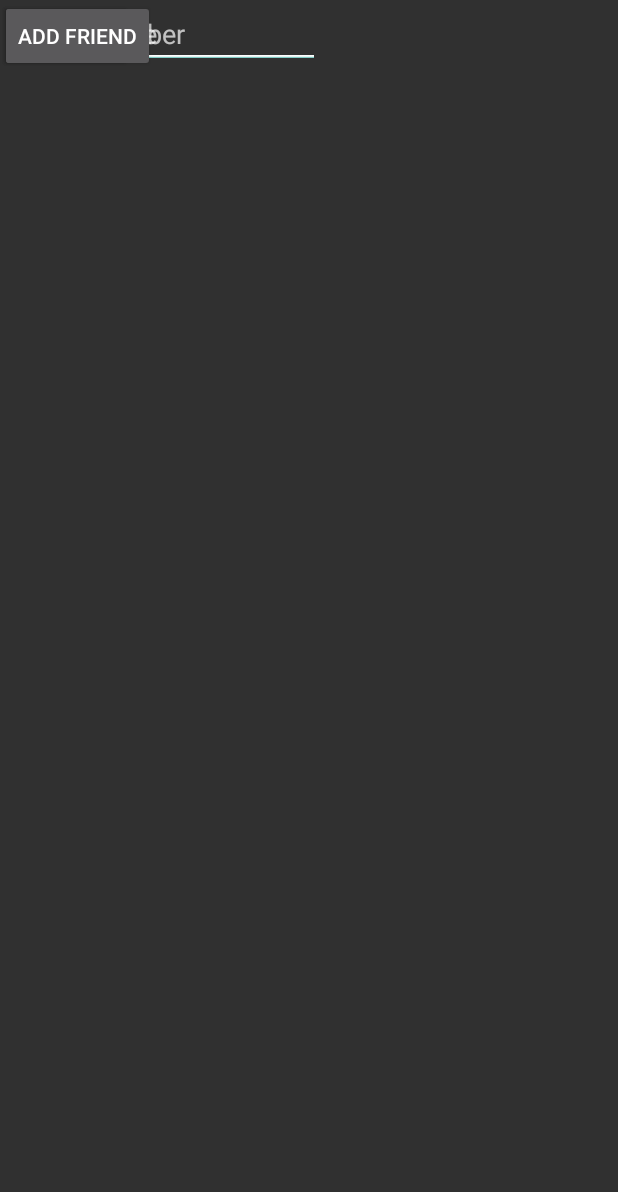
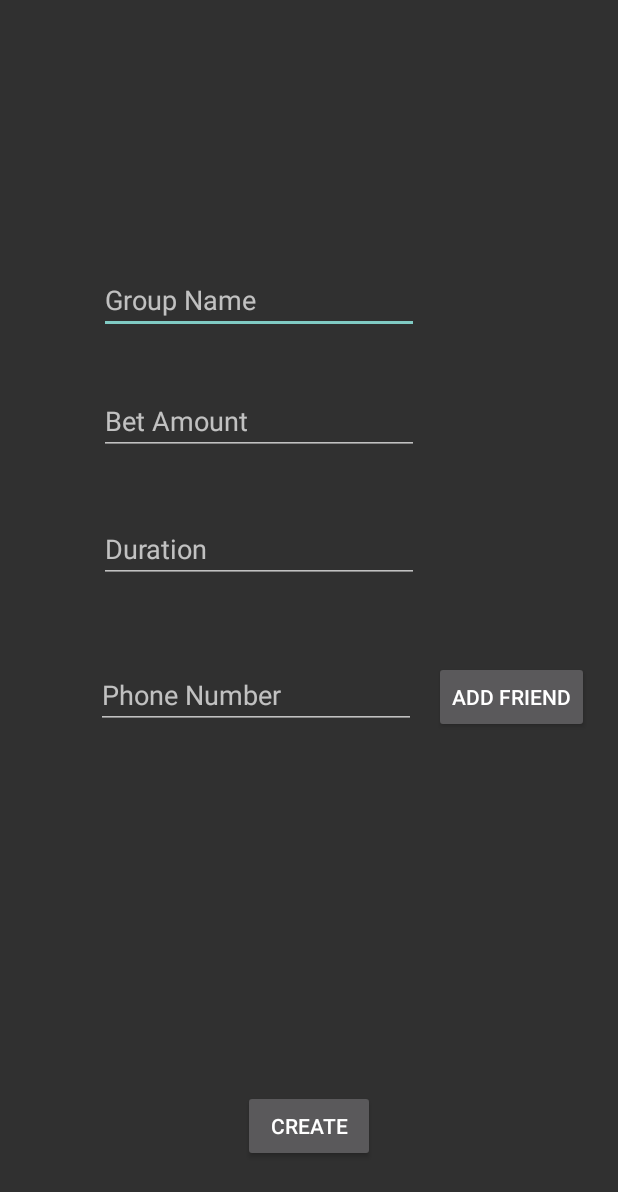
Before and after one commit to RoyiJourno/RaceBet---Android-Studio, an Android app: the CreateGroupPage screen opened directly, with no data from a screen before it, on a phone screen of 412 x 824 dp. Shown: the top 1192 px of the screen. Run offline under Robolectric (Android 15) with nearby library versions, the phone set to English and light mode, and no system bars.

Commit message:
bar its your turn

```diff
--- a/app/src/main/java/com/example/royi/racebet/Group.java
+++ b/app/src/main/java/com/example/royi/racebet/Group.java
@@ -9,6 +9,19 @@ public class Group {
     private String adminID;
     private String betPrice;
     private List<User> groupUser;
+
+    public Group(){
+
+    }
+
+    public Group(String name,String durtion,String max_users,String adminID,List<User> groupUser){
+        this.name=name;
+        this.durtion=durtion;
+        this.max_users=max_users;
+        this.adminID=adminID;
+        this.groupUser=groupUser;
+
+    }
 
     public String getName() {
         return name;
--- a/app/src/main/res/layout/activity_create_group_page.xml
+++ b/app/src/main/res/layout/activity_create_group_page.xml
@@ -10,56 +10,65 @@
         android:id="@+id/btnCreateGroup"
         android:layout_width="wrap_content"
         android:layout_height="wrap_content"
+        android:layout_marginBottom="49dp"
         android:text="create"
-        tools:layout_editor_absoluteX="161dp"
-        tools:layout_editor_absoluteY="634dp" />
+        app:layout_constraintBottom_toBottomOf="parent"
+        app:layout_constraintEnd_toEndOf="parent"
+        app:layout_constraintStart_toStartOf="parent" />
 
     <EditText
         android:id="@+id/txtGroupName"
         android:layout_width="wrap_content"
         android:layout_height="wrap_content"
+        android:layout_marginStart="66dp"
+        android:layout_marginTop="177dp"
         android:ems="10"
         android:hint="Group Name"
         android:inputType="textPersonName"
-        tools:layout_editor_absoluteX="66dp"
-        tools:layout_editor_absoluteY="177dp" />
+        app:layout_constraintStart_toStartOf="parent"
+        app:layout_constraintTop_toTopOf="parent" />
 
     <EditText
         android:id="@+id/txtBetAmount"
         android:layout_width="wrap_content"
         android:layout_height="wrap_content"
+        android:layout_marginTop="35dp"
         android:ems="10"
         android:hint="Bet Amount"
         android:inputType="textPersonName"
-        tools:layout_editor_absoluteX="66dp"
-        tools:layout_editor_absoluteY="257dp" />
+        app:layout_constraintStart_toStartOf="@+id/txtGroupName"
+        app:layout_constraintTop_toBottomOf="@+id/txtGroupName" />
 
     <EditText
         android:id="@+id/txtDuration"
         android:layout_width="wrap_content"
         android:layout_height="wrap_content"
+        android:layout_marginTop="40dp"
         android:ems="10"
         android:hint="Duration"
         android:inputType="textPersonName"
-        tools:layout_editor_absoluteX="66dp"
-        tools:layout_editor_absoluteY="342dp" />
+        app:layout_constraintStart_toStartOf="@+id/txtBetAmount"
+        app:layout_constraintTop_toBottomOf="@+id/txtBetAmount" />
 
     <Button
         android:id="@+id/btnAddFriend"
         android:layout_width="wrap_content"
         android:layout_height="wrap_content"
+        android:layout_marginTop="52dp"
+        android:layout_marginEnd="19dp"
         android:text="add friend"
-        tools:layout_editor_absoluteX="290dp"
-        tools:layout_editor_absoluteY="439dp" />
+        app:layout_constraintEnd_toEndOf="parent"
+        app:layout_constraintTop_toBottomOf="@+id/txtDuration" />
 
     <EditText
         android:id="@+id/txtPhoneNumber"
         android:layout_width="wrap_content"
         android:layout_height="wrap_content"
+        android:layout_marginEnd="12dp"
         android:ems="10"
         android:hint="Phone Number"
         android:inputType="textPersonName"
-        tools:layout_editor_absoluteX="65dp"
-        tools:layout_editor_absoluteY="439dp" />
+        app:layout_constraintBaseline_toBaselineOf="@+id/btnAddFriend"
+        app:layout_constraintEnd_toStartOf="@+id/btnAddFriend" />
 
 </android.support.constraint.ConstraintLayout>
--- a/app/src/main/res/mipmap-anydpi-v26/ic_launcher_round.xml
+++ b/app/src/main/res/mipmap-anydpi-v26/ic_launcher_round.xml
@@ -1,5 +1,4 @@
 <?xml version="1.0" encoding="utf-8"?>
 <adaptive-icon xmlns:android="http://schemas.android.com/apk/res/android">
     <background android:drawable="@drawable/ic_launcher_background"/>
-    <foreground android:drawable="@mipmap/ic_launcher_foreground"/>
 </adaptive-icon>
```
Also changed, not shown: app/src/main/java/com/example/royi/racebet/CreateGroupPage.java (line endings or trailing spaces).
